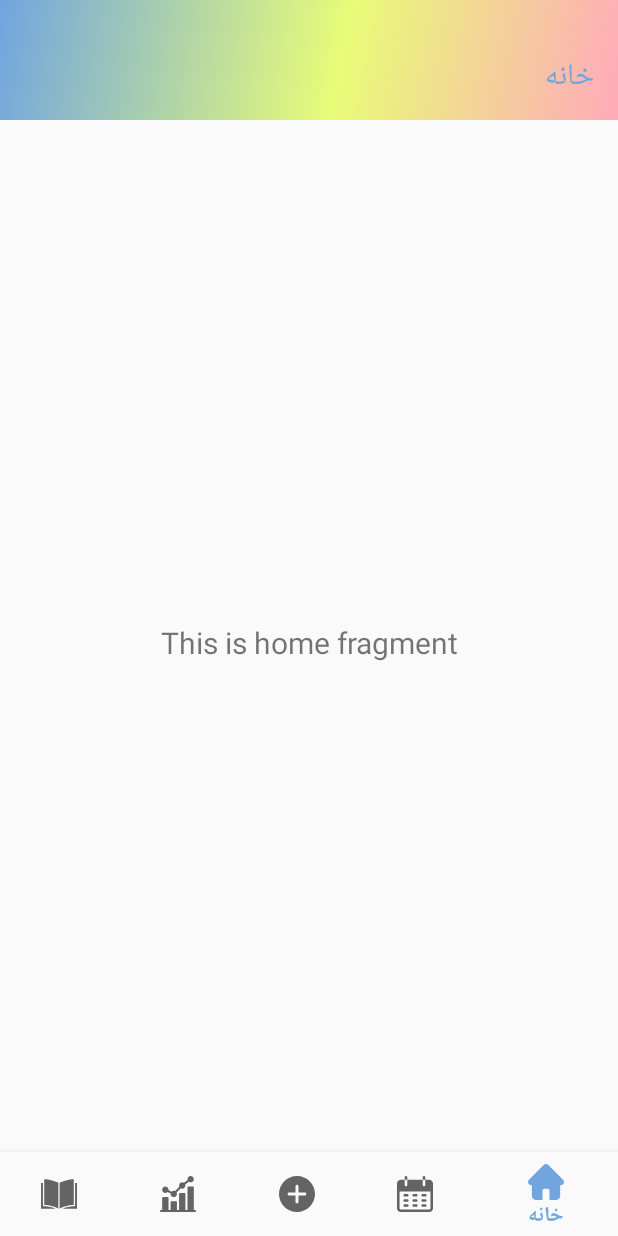
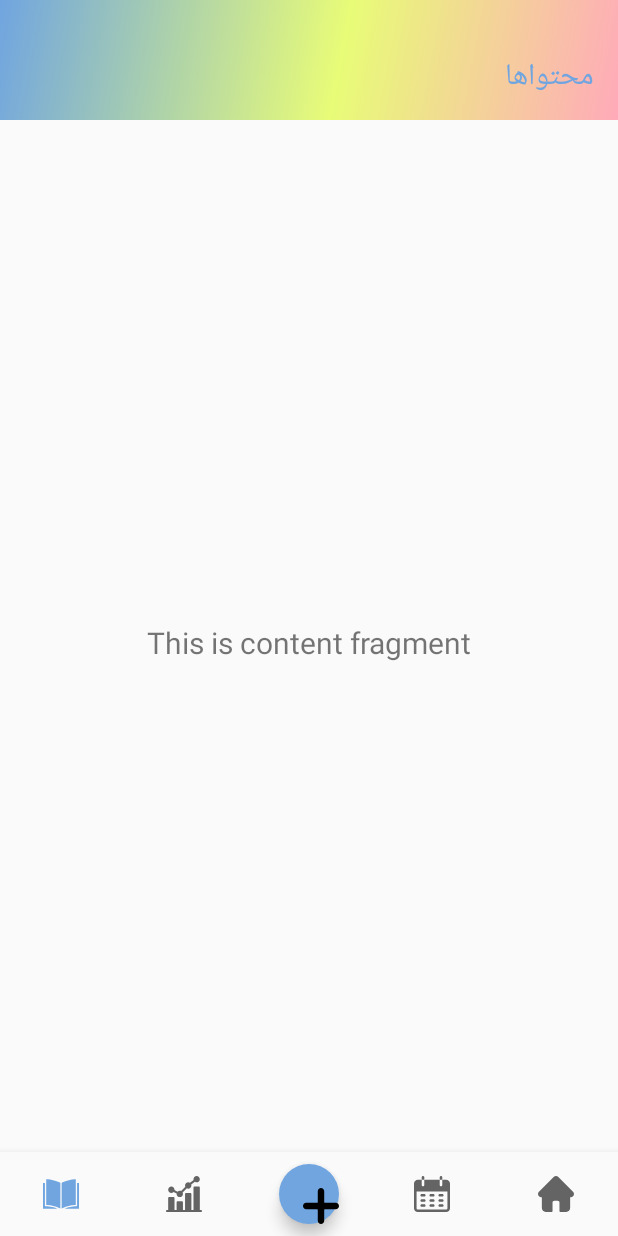
Before and after one commit to atiyehghm/period_tracker_persian, an Android app: the screen it shows after launch (MainActivity), item 5 of the bottom bar chosen, on a phone screen of 412 x 824 dp. Run offline under Robolectric (Android 15) with nearby library versions, the phone set to English and light mode, and no system bars; our stand-ins replace navigation-ui; libraries missing offline, so code that uses them is left out: net.danlew.android; 1 statement that could not run was skipped.

Commit message:
fix buttom navigation style

```diff
--- a/app/build.gradle
+++ b/app/build.gradle
@@ -25,7 +25,7 @@ android {
 dependencies {
     implementation fileTree(dir: "libs", include: ["*.jar"])
     implementation 'androidx.appcompat:appcompat:1.1.0'
-    implementation 'com.google.android.material:material:1.0.0'
+    implementation 'com.google.android.material:material:1.1.0'
     implementation 'androidx.constraintlayout:constraintlayout:1.1.3'
     implementation 'androidx.vectordrawable:vectordrawable:1.1.0'
     implementation 'androidx.navigation:navigation-fragment:2.3.0'
--- a/app/src/main/java/edu/sharif/periodtracker/MainActivity.java
+++ b/app/src/main/java/edu/sharif/periodtracker/MainActivity.java
@@ -1,34 +1,76 @@
 package edu.sharif.periodtracker;
 
 import android.os.Bundle;
+import android.view.MenuItem;
 
 import com.google.android.material.bottomnavigation.BottomNavigationView;
 
+import androidx.annotation.NonNull;
 import androidx.appcompat.app.AppCompatActivity;
 import androidx.appcompat.widget.Toolbar;
+import androidx.fragment.app.Fragment;
+import androidx.fragment.app.FragmentManager;
 import androidx.navigation.NavController;
 import androidx.navigation.Navigation;
 import androidx.navigation.ui.AppBarConfiguration;
 import androidx.navigation.ui.NavigationUI;
 
+import edu.sharif.periodtracker.ui.calendar.CalendarFragment;
+import edu.sharif.periodtracker.ui.content.ContentFragment;
+import edu.sharif.periodtracker.ui.home.HomeFragment;
+import edu.sharif.periodtracker.ui.report.ReportFragment;
+
 public class MainActivity extends AppCompatActivity {
-
+    private Toolbar toolbar;
     @Override
     protected void onCreate(Bundle savedInstanceState) {
         super.onCreate(savedInstanceState);
         setContentView(R.layout.activity_main);
-        Toolbar toolbar = findViewById(R.id.toolbar);
+        toolbar = findViewById(R.id.toolbar);
         setSupportActionBar(toolbar);
         BottomNavigationView navView = findViewById(R.id.nav_view);
         // Passing each menu ID as a set of Ids because each
         // menu should be considered as top level destinations.
-        AppBarConfiguration appBarConfiguration = new AppBarConfiguration.Builder(
-                R.id.navigation_home, R.id.navigation_calendar,R.id.navigation_add,
-                R.id.navigation_report, R.id.navigation_content)
-                .build();
-        NavController navController = Navigation.findNavController(this, R.id.nav_host_fragment);
-        NavigationUI.setupActionBarWithNavController(this, navController, appBarConfiguration);
-        NavigationUI.setupWithNavController(navView, navController);
+        loadFragment(new HomeFragment(), R.string.title_home);
+        navView.setOnNavigationItemSelectedListener(new BottomNavigationView.OnNavigationItemSelectedListener(){
+
+            @Override
+            public boolean onNavigationItemSelected(@NonNull MenuItem menuItem) {
+                Fragment fragment;
+                int title;
+                switch (menuItem.getItemId()) {
+                    case R.id.navigation_content:
+                        fragment = new ContentFragment();
+                        title = R.string.title_content;
+                        break;
+                    case R.id.navigation_report:
+                        fragment = new ReportFragment();
+                        title = R.string.title_report;
+                        break;
+                    case R.id.navigation_calendar:
+                        fragment = new CalendarFragment();
+                        title = R.string.title_calendar;
+                        break;
+                    default:
+                        fragment = new HomeFragment();
+                        title = R.string.title_home;
+                        break;
+                }
+                return loadFragment(fragment, title);
+            }
+        });
+    }
+    private boolean loadFragment(Fragment fragment, int title) {
+        //switching fragment
+        if (fragment != null) {
+            getSupportFragmentManager()
+                    .beginTransaction()
+                    .replace(R.id.nav_host_fragment, fragment)
+                    .commit();
+            toolbar.setTitle(title);
+            return true;
+        }
+        return false;
     }
 
 }
--- a/app/src/main/java/edu/sharif/periodtracker/ui/home/HomeFragment.java
+++ b/app/src/main/java/edu/sharif/periodtracker/ui/home/HomeFragment.java
@@ -20,16 +20,16 @@ public class HomeFragment extends Fragment {
 
     public View onCreateView(@NonNull LayoutInflater inflater,
                              ViewGroup container, Bundle savedInstanceState) {
-        homeViewModel =
-                ViewModelProviders.of(this).get(HomeViewModel.class);
-        View root = inflater.inflate(R.layout.fragment_home, container, false);
-        final TextView textView = root.findViewById(R.id.text_home);
-        homeViewModel.getText().observe(getViewLifecycleOwner(), new Observer<String>() {
-            @Override
-            public void onChanged(@Nullable String s) {
-                textView.setText(s);
-            }
-        });
+//        homeViewModel =
+//                ViewModelProviders.of(this).get(HomeViewModel.class);
+        View root = inflater.inflate(R.layout.fragment_home, null);
+//        final TextView textView = root.findViewById(R.id.text_home);
+//        homeViewModel.getText().observe(getViewLifecycleOwner(), new Observer<String>() {
+//            @Override
+//            public void onChanged(@Nullable String s) {
+//                textView.setText(s);
+//            }
+//        });
         return root;
     }
 }
--- a/app/src/main/res/drawable/ic_003_plus.xml
+++ b/app/src/main/res/drawable/ic_003_plus.xml
@@ -1,4 +1,4 @@
-<vector android:height="32dp" android:viewportHeight="512"
-    android:viewportWidth="512" android:width="32dp" xmlns:android="http://schemas.android.com/apk/res/android">
+<vector android:height="64dp" android:viewportHeight="512"
+    android:viewportWidth="512" android:width="64dp" xmlns:android="http://schemas.android.com/apk/res/android">
     <path android:fillColor="#FF000000" android:pathData="m256,0c-141.164,0 -256,114.836 -256,256s114.836,256 256,256 256,-114.836 256,-256 -114.836,-256 -256,-256zM368,277.332h-90.668v90.668c0,11.777 -9.555,21.332 -21.332,21.332s-21.332,-9.555 -21.332,-21.332v-90.668h-90.668c-11.777,0 -21.332,-9.555 -21.332,-21.332s9.555,-21.332 21.332,-21.332h90.668v-90.668c0,-11.777 9.555,-21.332 21.332,-21.332s21.332,9.555 21.332,21.332v90.668h90.668c11.777,0 21.332,9.555 21.332,21.332s-9.555,21.332 -21.332,21.332zM368,277.332"/>
 </vector>
--- /dev/null
+++ b/app/src/main/res/drawable/ic_add.xml
@@ -0,0 +1,4 @@
+<vector android:height="64dp" android:viewportHeight="448"
+    android:viewportWidth="448" android:width="64dp" xmlns:android="http://schemas.android.com/apk/res/android">
+    <path android:fillColor="#FF000000" android:pathData="m408,184h-136c-4.418,0 -8,-3.582 -8,-8v-136c0,-22.09 -17.91,-40 -40,-40s-40,17.91 -40,40v136c0,4.418 -3.582,8 -8,8h-136c-22.09,0 -40,17.91 -40,40s17.91,40 40,40h136c4.418,0 8,3.582 8,8v136c0,22.09 17.91,40 40,40s40,-17.91 40,-40v-136c0,-4.418 3.582,-8 8,-8h136c22.09,0 40,-17.91 40,-40s-17.91,-40 -40,-40zM408,184"/>
+</vector>
--- a/app/src/main/res/layout/activity_main.xml
+++ b/app/src/main/res/layout/activity_main.xml
@@ -1,6 +1,7 @@
 <?xml version="1.0" encoding="utf-8"?>
 <androidx.constraintlayout.widget.ConstraintLayout xmlns:android="http://schemas.android.com/apk/res/android"
     xmlns:app="http://schemas.android.com/apk/res-auto"
+    xmlns:tools="http://schemas.android.com/tools"
     android:id="@+id/container"
     android:layout_width="match_parent"
     android:layout_height="match_parent"
@@ -13,6 +14,7 @@
         >
         <include layout="@layout/custom_toolbar"/>
     </LinearLayout>
+
     <com.google.android.material.bottomnavigation.BottomNavigationView
         android:id="@+id/nav_view"
         android:layout_width="0dp"
@@ -24,19 +26,36 @@
         app:layout_constraintLeft_toLeftOf="parent"
         app:layout_constraintRight_toRightOf="parent"
         app:menu="@menu/bottom_nav_menu"
+        app:labelVisibilityMode="unlabeled"
+        android:layout_gravity="center"
+        android:layoutDirection="rtl"
 
-        />
+        >
+        <com.google.android.material.floatingactionbutton.FloatingActionButton
+            android:id="@+id/fab"
+            android:layout_width="wrap_content"
+            android:layout_height="wrap_content"
+            android:focusable="true"
+            android:layout_margin="8dp"
+            app:borderWidth="0dp"
+            android:elevation="0dp"
+            android:backgroundTint="@color/colorPrimary"
+            app:srcCompat="@drawable/ic_add"
+            android:scaleType="center"
+            android:layout_gravity="center"
+            app:fabSize="normal"
+            tools:ignore="VectorDrawableCompat" />
+    </com.google.android.material.bottomnavigation.BottomNavigationView>
 
-    <fragment
+    <FrameLayout
         android:id="@+id/nav_host_fragment"
         android:name="androidx.navigation.fragment.NavHostFragment"
         app:layout_constraintTop_toBottomOf="@+id/custom_toolbar"
         android:layout_width="match_parent"
         android:layout_height="wrap_content"
-        app:defaultNavHost="true"
         app:layout_constraintBottom_toTopOf="@id/nav_view"
         app:layout_constraintLeft_toLeftOf="parent"
         app:layout_constraintRight_toRightOf="parent"
-        app:navGraph="@navigation/mobile_navigation" />
+         />
 
 </androidx.constraintlayout.widget.ConstraintLayout>
--- a/app/src/main/res/menu/bottom_nav_menu.xml
+++ b/app/src/main/res/menu/bottom_nav_menu.xml
@@ -1,24 +1,24 @@
 <?xml version="1.0" encoding="utf-8"?>
 <menu xmlns:android="http://schemas.android.com/apk/res/android">
     <item
-        android:id="@+id/navigation_content"
-        android:icon="@drawable/ic_004_book"
-        android:title="@string/title_content" />
+        android:id="@+id/navigation_home"
+        android:icon="@drawable/ic_001_home"
+        android:title="@string/title_home" />
+    <item
+        android:id="@+id/navigation_calendar"
+        android:icon="@drawable/ic_002_calendar"
+        android:title="@string/title_calendar" />
+    <item
+        android:id="@+id/navigation_add"
+        android:enabled="false"
+        android:title="@string/title_add" />
+
     <item
         android:id="@+id/navigation_report"
         android:icon="@drawable/ic_005_statistics"
         android:title="@string/title_report" />
     <item
-        android:id="@+id/navigation_add"
-        android:icon="@drawable/ic_003_plus"
-        android:title="@string/title_add" />
-
-    <item
-        android:id="@+id/navigation_calendar"
-        android:icon="@drawable/ic_002_calendar"
-        android:title="@string/title_calendar" />
-    <item
-        android:id="@+id/navigation_home"
-        android:icon="@drawable/ic_001_home"
-        android:title="@string/title_home" />
+        android:id="@+id/navigation_content"
+        android:icon="@drawable/ic_004_book"
+        android:title="@string/title_content" />
 </menu>
--- a/app/src/main/res/navigation/mobile_navigation.xml
+++ b/app/src/main/res/navigation/mobile_navigation.xml
@@ -3,38 +3,39 @@
     xmlns:app="http://schemas.android.com/apk/res-auto"
     xmlns:tools="http://schemas.android.com/tools"
     android:id="@+id/mobile_navigation"
-    app:startDestination="@+id/navigation_home">
+    app:startDestination="@+id/navigation_home"
+    tools:ignore="UnusedNavigation">
 
-    <fragment
-        android:id="@+id/navigation_home"
-        android:name="edu.sharif.periodtracker.ui.home.HomeFragment"
-        tools:layout="@layout/fragment_home"
-        android:label="@string/title_home"
-        />
+<!--    <fragment-->
+<!--        android:id="@+id/navigation_home"-->
+<!--        android:name="edu.sharif.periodtracker.ui.home.HomeFragment"-->
+<!--        tools:layout="@layout/fragment_home"-->
+<!--        android:label="@string/title_home"-->
+<!--        />-->
 
-    <fragment
-        android:id="@+id/navigation_calendar"
-        android:name="edu.sharif.periodtracker.ui.calendar.CalendarFragment"
-        tools:layout="@layout/fragment_calendar"
-        android:label="@string/title_calendar"
-        />
-    <fragment
-        android:id="@+id/navigation_add"
-        android:name="edu.sharif.periodtracker.ui.add.AddFragment"
-        tools:layout="@layout/fragment_add"
-        android:label="@string/title_add"
-        />
+<!--    <fragment-->
+<!--        android:id="@+id/navigation_calendar"-->
+<!--        android:name="edu.sharif.periodtracker.ui.calendar.CalendarFragment"-->
+<!--        tools:layout="@layout/fragment_calendar"-->
+<!--        android:label="@string/title_calendar"-->
+<!--        />-->
+<!--    <fragment-->
+<!--        android:id="@+id/navigation_add"-->
+<!--        android:name="edu.sharif.periodtracker.ui.add.AddFragment"-->
+<!--        tools:layout="@layout/fragment_add"-->
+<!--        android:label="@string/title_add"-->
+<!--        />-->
 
-    <fragment
-        android:id="@+id/navigation_report"
-        android:name="edu.sharif.periodtracker.ui.report.ReportFragment"
-        tools:layout="@layout/fragment_report"
-        android:label="@string/title_report"
-        />
-    <fragment
-        android:id="@+id/navigation_content"
-        android:name="edu.sharif.periodtracker.ui.content.ContentFragment"
-        tools:layout="@layout/fragment_content"
-        android:label="@string/title_content"
-        />
+<!--    <fragment-->
+<!--        android:id="@+id/navigation_report"-->
+<!--        android:name="edu.sharif.periodtracker.ui.report.ReportFragment"-->
+<!--        tools:layout="@layout/fragment_report"-->
+<!--        android:label="@string/title_report"-->
+<!--        />-->
+<!--    <fragment-->
+<!--        android:id="@+id/navigation_content"-->
+<!--        android:name="edu.sharif.periodtracker.ui.content.ContentFragment"-->
+<!--        tools:layout="@layout/fragment_content"-->
+<!--        android:label="@string/title_content"-->
+<!--        />-->
 </navigation>
--- a/app/src/main/res/values/strings.xml
+++ b/app/src/main/res/values/strings.xml
@@ -1,5 +1,5 @@
 <resources>
-    <string name="app_name">periodTracker</string>
+    <string name="app_name">بانوان کلندر</string>
     <string name="title_home">خانه</string>
     <string name="title_calendar">تقویم</string>
     <string name="title_add">افزودن</string>
@@ -11,4 +11,7 @@
     <string name="editInfo">اصلاح اطلاعات </string>
     <string name="cancel">انصراف</string>
     <string name="done">تمام</string>
+    <string name="choosePainPart">درد داری؟ کجا؟</string>
+    <string name="chooseMood">حالت چجوریه؟</string>
+    <string name="chooseTool">از کدوم وسیله داری استفاده می‌کنی؟</string>
 </resources>
```
Also changed, not shown: app/src/main/res/layout/mood_layout.xml (+58 -15 lines), app/src/main/res/layout/save_info_dialog_layout.xml (added, +25 -0 lines).
